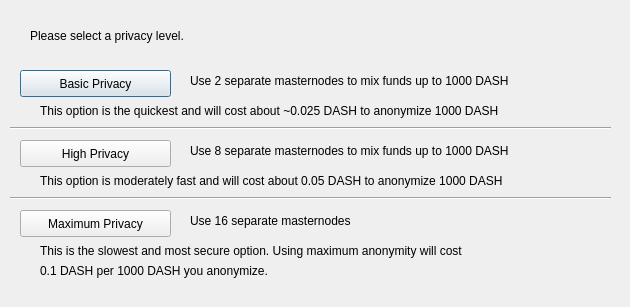
Qt form src/qt/forms/darksendconfig.ui (yankpay/yank) before a commit.
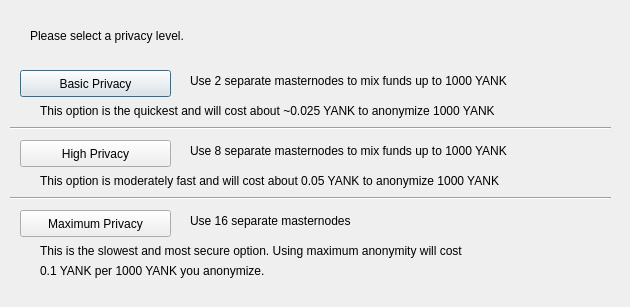
The same form after that commit.

```diff
--- a/src/qt/forms/darksendconfig.ui
+++ b/src/qt/forms/darksendconfig.ui
@@ -75,7 +75,7 @@
     </rect>
    </property>
    <property name="text">
-    <string>Use 2 separate masternodes to mix funds up to 1000 DASH</string>
+    <string>Use 2 separate masternodes to mix funds up to 1000 YANK</string>
    </property>
   </widget>
   <widget class="QLabel" name="label_3">
@@ -88,7 +88,7 @@
     </rect>
    </property>
    <property name="text">
-    <string>Use 8 separate masternodes to mix funds up to 1000 DASH</string>
+    <string>Use 8 separate masternodes to mix funds up to 1000 YANK</string>
    </property>
   </widget>
   <widget class="QLabel" name="label_4">
@@ -114,7 +114,7 @@
     </rect>
    </property>
    <property name="text">
-    <string>This option is the quickest and will cost about ~0.025 DASH to anonymize 1000 DASH</string>
+    <string>This option is the quickest and will cost about ~0.025 YANK to anonymize 1000 YANK</string>
    </property>
   </widget>
   <widget class="QLabel" name="label_7">
@@ -127,7 +127,7 @@
     </rect>
    </property>
    <property name="text">
-    <string>This option is moderately fast and will cost about 0.05 DASH to anonymize 1000 DASH</string>
+    <string>This option is moderately fast and will cost about 0.05 YANK to anonymize 1000 YANK</string>
    </property>
   </widget>
   <widget class="QLabel" name="label_8">
@@ -153,7 +153,7 @@
     </rect>
    </property>
    <property name="text">
-    <string>0.1 DASH per 1000 DASH you anonymize.</string>
+    <string>0.1 YANK per 1000 YANK you anonymize.</string>
    </property>
   </widget>
   <widget class="Line" name="line">
```
